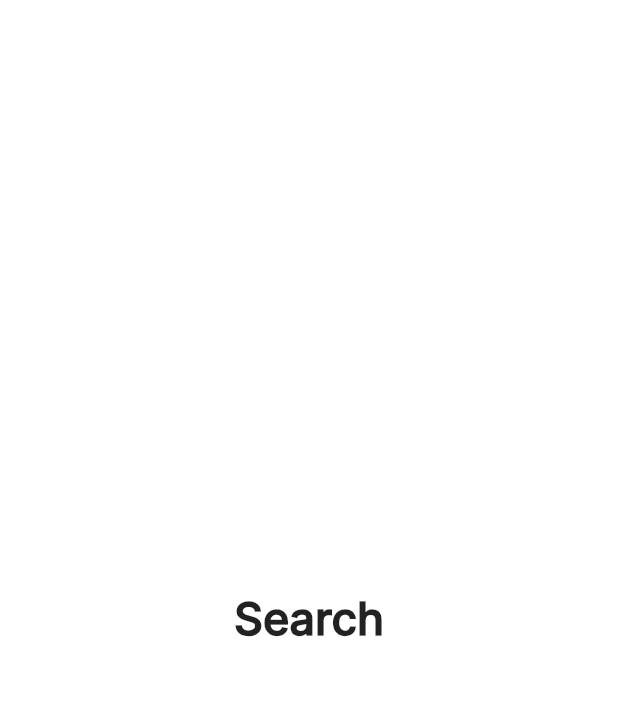
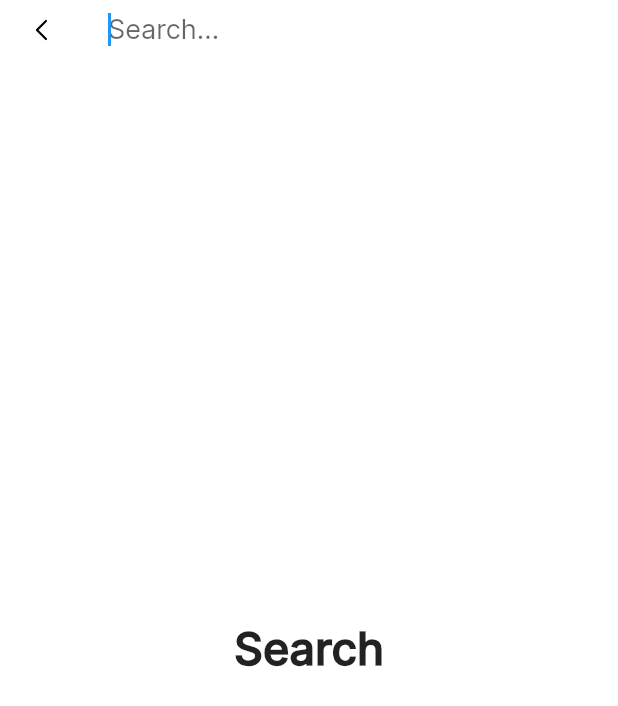
Before and after one commit to Drakota/bttvstickers, a Flutter app: the SearchScreen screen opened by its route, on a phone screen of 412 x 824 dp. Shown: the top 706 px of the screen. Run offline on Flutter 3.47's test engine with Material 2 defaults, Android fonts, the phone set to English and light mode, and no system bars; our stand-ins replace flutter_svg.

Commit message:
Added navbar to search screen with a clearable text field

```diff
--- a/lib/constants.dart
+++ b/lib/constants.dart
@@ -4,3 +4,6 @@ const kSmallNavBarHeight = 40.0;
 const kNavBarElevation = 2.0;
 const kNavBarIconHeight = 23.0;
 const kNavBarIconSplashRadius = kNavBarIconHeight;
+
+// TextField constants
+const kTextFieldFontSize = 18.0;
--- a/lib/screens/search_screen.dart
+++ b/lib/screens/search_screen.dart
@@ -1,11 +1,29 @@
+import 'package:bttvstickers/widgets/clearable_textfield.dart';
+import 'package:bttvstickers/widgets/navbar.dart';
+import 'package:bttvstickers/widgets/navicon.dart';
 import 'package:flutter/material.dart';
 
 class SearchScreen extends StatelessWidget {
   static String routeName = "/search";
+  final TextEditingController _textEditingController = TextEditingController();
 
   @override
   Widget build(BuildContext context) {
     return Scaffold(
+      appBar: NavBar(
+        small: true,
+        title: ClearableTextField(
+          controller: _textEditingController,
+          autofocus: true,
+          hintText: "Search...",
+        ),
+        leading: NavIcon(
+          assetName: "assets/icons/chevron-left.svg",
+          onPressed: () {
+            Navigator.pop(context);
+          },
+        ),
+      ),
       body: Center(
         child: Column(
           mainAxisAlignment: MainAxisAlignment.center,
--- a/lib/screens/settings_screen.dart
+++ b/lib/screens/settings_screen.dart
@@ -1,7 +1,7 @@
-import 'package:flutter/material.dart';
 import 'package:bttvstickers/constants.dart';
 import 'package:bttvstickers/widgets/navbar.dart';
 import 'package:bttvstickers/widgets/navicon.dart';
+import 'package:flutter/material.dart';
 
 class SettingsScreen extends StatelessWidget {
   static String routeName = "/settings";
--- /dev/null
+++ b/lib/widgets/clearable_textfield.dart
@@ -0,0 +1,62 @@
+import 'package:bttvstickers/constants.dart';
+import 'package:bttvstickers/widgets/navicon.dart';
+import 'package:flutter/material.dart';
+
+class ClearableTextField extends StatefulWidget {
+  final TextEditingController controller;
+  final String hintText;
+  final bool autofocus;
+
+  ClearableTextField({
+    this.controller,
+    this.autofocus = false,
+    this.hintText = 'Enter text',
+  });
+
+  @override
+  State<StatefulWidget> createState() {
+    return _ClearableTextFieldState();
+  }
+}
+
+class _ClearableTextFieldState extends State<ClearableTextField> {
+  bool _showClearButton = false;
+
+  @override
+  void initState() {
+    super.initState();
+    widget.controller.addListener(() {
+      setState(() {
+        _showClearButton = widget.controller.text.length > 0;
+      });
+    });
+  }
+
+  @override
+  Widget build(BuildContext context) {
+    return TextField(
+      controller: widget.controller,
+      autofocus: widget.autofocus,
+      style: TextStyle(
+        color: Theme.of(context).accentColor,
+        fontSize: kTextFieldFontSize,
+      ),
+      decoration: InputDecoration(
+        border: InputBorder.none,
+        hintText: widget.hintText,
+        suffixIcon: _getClearButton(),
+      ),
+    );
+  }
+
+  Widget _getClearButton() {
+    if (!_showClearButton) {
+      return null;
+    }
+
+    return NavIcon(
+      assetName: "assets/icons/x-circle-fill.svg",
+      onPressed: () => widget.controller.clear(),
+    );
+  }
+}
```
Also changed, not shown: assets/icons/x-circle-fill.svg (added).
